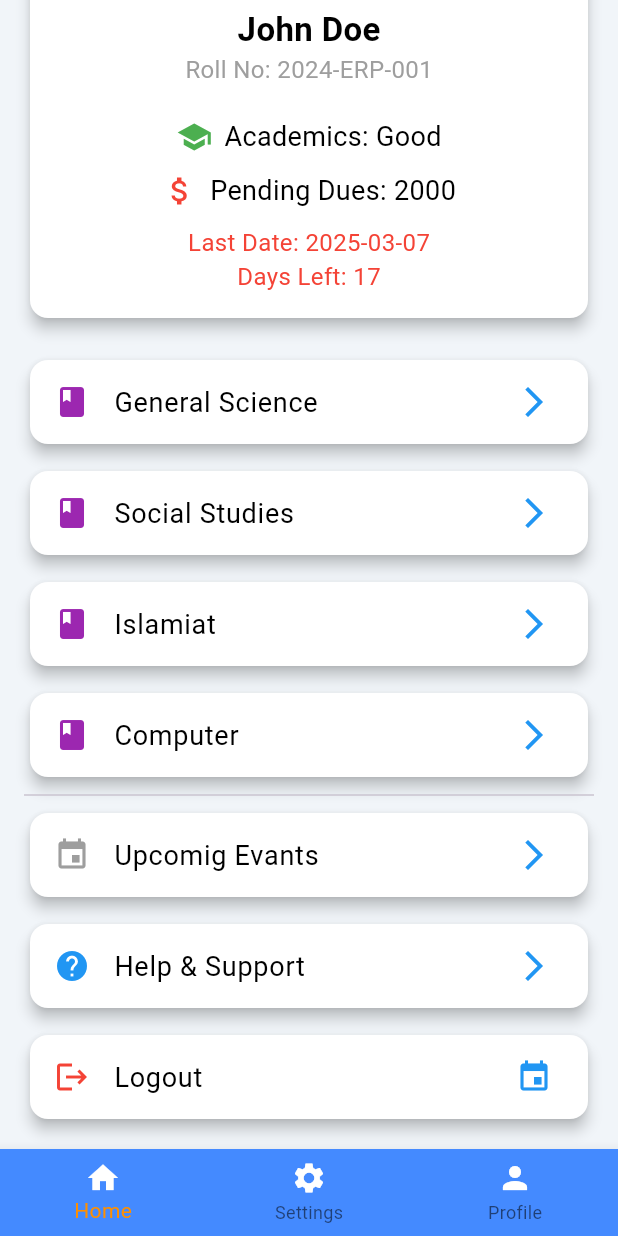
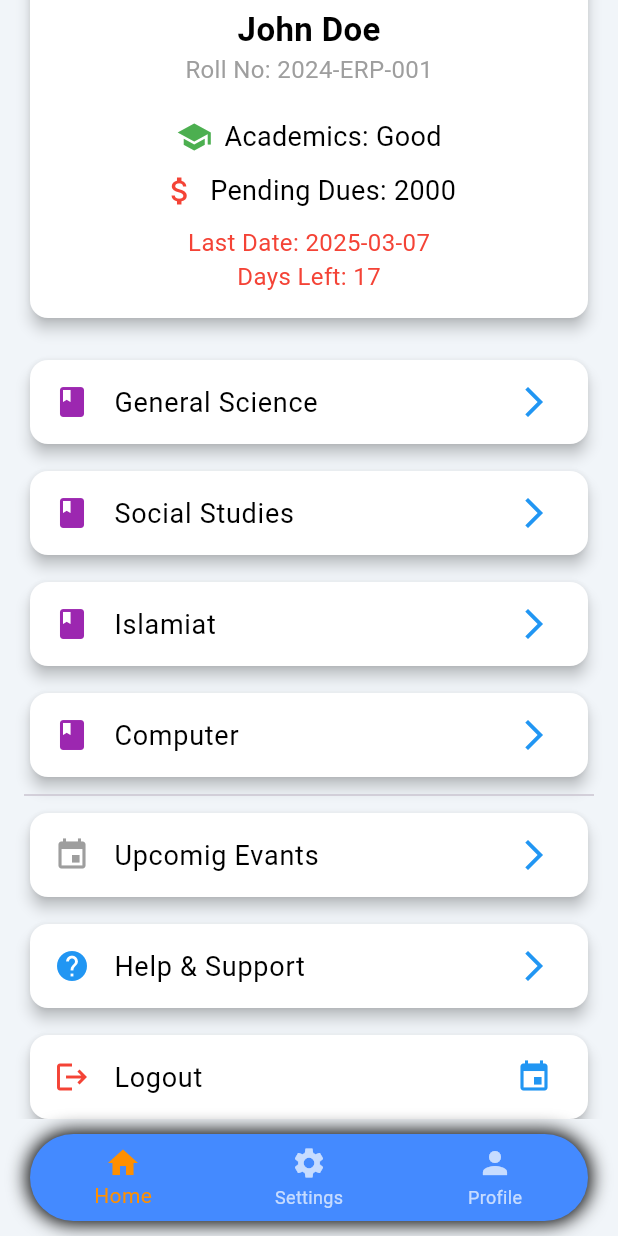
Before and after one commit to a1k2f3/school_app, a Flutter app: the Mainhomepage screen opened directly, scrolled down 162 dp, on a phone screen of 412 x 824 dp. Run offline on Flutter 3.47's test engine with Material 3 defaults, Android fonts, the phone set to English and light mode, and no system bars; network calls fail.

Commit message:
settings.dart file

```diff
--- a/lib/pages/mainhomepage.dart
+++ b/lib/pages/mainhomepage.dart
@@ -1,6 +1,7 @@
 import 'dart:math';
 import 'package:flutter/material.dart';
 import 'package:school_app/pages/profile.dart';
+import 'package:school_app/pages/settings.dart';
 
 class Mainhomepage extends StatefulWidget {
   @override
@@ -20,6 +21,9 @@ class _LengthConverterState extends State<Mainhomepage> {
       Navigator.push(context, MaterialPageRoute(builder: (context) => Mainhomepage()));
     } else if(index == 2){
       Navigator.push(context, MaterialPageRoute(builder: (context) => Profile()));
+    }
+    else if(index == 1){
+      Navigator.push(context, MaterialPageRoute(builder: (context) => Settings()));
     }
   }
 
@@ -200,26 +204,36 @@ class _LengthConverterState extends State<Mainhomepage> {
           ),
         ),
       ),
-      bottomNavigationBar: BottomNavigationBar(
-        items: const <BottomNavigationBarItem>[
-          BottomNavigationBarItem(
-            icon: Icon(Icons.home, color: Colors.white),
-            label: 'Home',
+        bottomNavigationBar: Container(
+        margin: EdgeInsets.symmetric(horizontal: 20, vertical: 10),
+        decoration: BoxDecoration(
+          color: Colors.blueAccent,
+          borderRadius: BorderRadius.circular(30),
+          boxShadow: [
+            BoxShadow(
+
+              blurRadius: 10,
+              spreadRadius: 2,
+            ),
+          ],
+        ),
+        child: ClipRRect(
+          borderRadius: BorderRadius.circular(30),
+          child: BottomNavigationBar(
+            items: const [
+              BottomNavigationBarItem(icon: Icon(Icons.home), label: 'Home'),
+              BottomNavigationBarItem(
+                  icon: Icon(Icons.settings), label: 'Settings'),
+              BottomNavigationBarItem(icon: Icon(Icons.person), label: 'Profile'),
+            ],
+            currentIndex: _selectedIndex,
+            selectedItemColor: Colors.amber[800],
+            onTap: _onItemTapped,
+            backgroundColor: Colors.transparent,
+            elevation: 0,
+            unselectedItemColor: Colors.white70,
           ),
-          BottomNavigationBarItem(
-            icon: Icon(Icons.settings, color: Colors.white),
-            label: 'Settings',
-          ),
-          BottomNavigationBarItem(
-            icon: Icon(Icons.person, color: Colors.white),
-            label: 'Profile',
-          ),
-        ],
-        currentIndex: _selectedIndex,
-        selectedItemColor: Colors.amber[800],
-        onTap: _onItemTapped,
-        backgroundColor: Colors.blueAccent,
-      ),
+        ))
     );
   }
 }
--- a/pubspec.yaml
+++ b/pubspec.yaml
@@ -30,7 +30,7 @@ environment:
 dependencies:
   flutter:
     sdk: flutter
-   flutter_pie_chart: ^0.0.1
+  #  flutter_pie_chart: ^0.0.1
   # The following adds the Cupertino Icons font to your application.
   # Use with the CupertinoIcons class for iOS style icons.
   cupertino_icons: ^1.0.8
```
Also changed, not shown: lib/pages/profile.dart (+6 -1 lines), lib/pages/settings.dart (added, +140 -0 lines), pubspec.lock.
